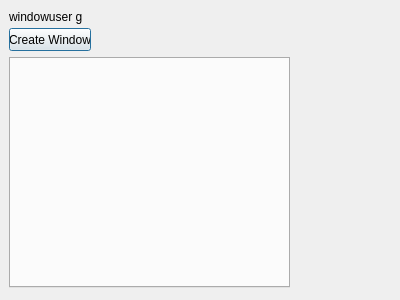
This is plugins/windowuser/windowuser.ui in tmpearce/NERVE as Qt 5 draws it before an edit. The edited form follows.
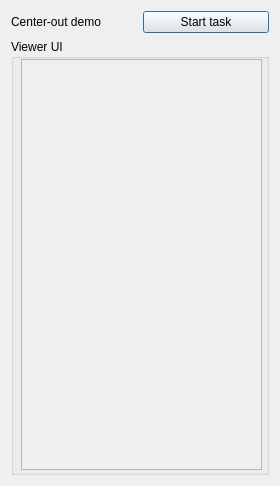
This is the edited form.

Patch:
```diff
--- a/plugins/windowuser/windowuser.ui
+++ b/plugins/windowuser/windowuser.ui
@@ -6,52 +6,65 @@
    <rect>
     <x>0</x>
     <y>0</y>
-    <width>400</width>
-    <height>300</height>
+    <width>280</width>
+    <height>486</height>
    </rect>
   </property>
   <property name="windowTitle">
    <string>Dialog</string>
   </property>
+  <layout class="QGridLayout" name="gridLayout">
+   <item row="0" column="0">
   <widget class="QLabel" name="label">
-   <property name="geometry">
-    <rect>
-     <x>9</x>
-     <y>9</y>
-     <width>74</width>
-     <height>16</height>
-    </rect>
-   </property>
+     <property name="text">
+      <string>Center-out demo</string>
+     </property>
+    </widget>
+   </item>
+   <item row="0" column="1">
+    <widget class="QPushButton" name="startButton">
    <property name="text">
-    <string>windowuser gui</string>
-   </property>
-  </widget>
-  <widget class="QTabWidget" name="tabWidget">
+      <string>Start task</string>
+     </property>
+    </widget>
+   </item>
+   <item row="1" column="0" colspan="2">
+    <widget class="QGroupBox" name="viewerUI">
+     <property name="sizePolicy">
+      <sizepolicy hsizetype="Expanding" vsizetype="Expanding">
+       <horstretch>0</horstretch>
+       <verstretch>0</verstretch>
+      </sizepolicy>
+     </property>
+     <property name="title">
+      <string>Viewer UI</string>
+     </property>
+     <widget class="QScrollArea" name="viewerScrollArea">
    <property name="geometry">
     <rect>
-     <x>9</x>
-     <y>57</y>
-     <width>281</width>
-     <height>231</height>
-    </rect>
-   </property>
-   <property name="currentIndex">
-    <number>-1</number>
-   </property>
-  </widget>
-  <widget class="QPushButton" name="createWindow">
+        <x>10</x>
+        <y>20</y>
+        <width>241</width>
+        <height>411</height>
+       </rect>
+      </property>
+      <property name="widgetResizable">
+       <bool>true</bool>
+      </property>
+      <widget class="QWidget" name="scrollAreaWidgetContents">
    <property name="geometry">
     <rect>
-     <x>9</x>
-     <y>28</y>
-     <width>82</width>
-     <height>23</height>
-    </rect>
-   </property>
-   <property name="text">
-    <string>Create Window</string>
-   </property>
-  </widget>
+         <x>0</x>
+         <y>0</y>
+         <width>239</width>
+         <height>409</height>
+        </rect>
+       </property>
+      </widget>
+     </widget>
+    </widget>
+   </item>
+  </layout>
  </widget>
  <resources/>
  <connections/>
```
Lines whose indentation alone changed are shown as unchanged.
